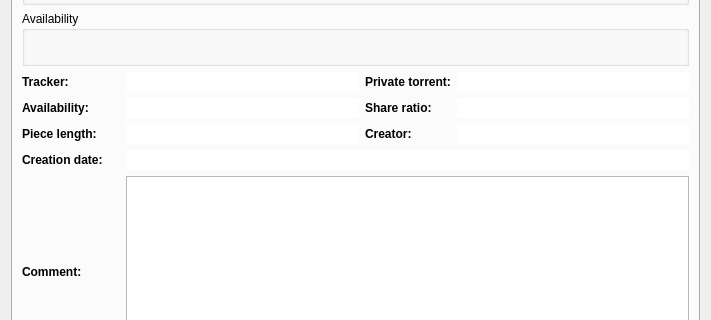
Above: src/engines/TorrentDetailsForm.ui from LubosD/fatrat before the change; both pictures show x 0 to 711 and y 98 to 418 of the 711 by 661 pixel window. Below: the same form after it.
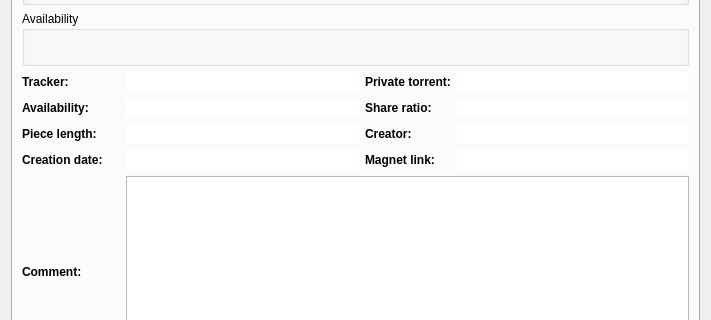
That is the form after the change. Icons and pictures are not drawn. Custom widgets are drawn as their Qt base class.

Commit message: Added a copyable magnet link URL

What changed in the file:
```diff
--- a/src/engines/TorrentDetailsForm.ui
+++ b/src/engines/TorrentDetailsForm.ui
@@ -19,6 +19,14 @@
       <number>0</number>
      </property>
      <widget class="QWidget" name="tab" >
+      <property name="geometry" >
+       <rect>
+        <x>0</x>
+        <y>0</y>
+        <width>689</width>
+        <height>615</height>
+       </rect>
+      </property>
       <attribute name="title" >
        <string>General</string>
       </attribute>
@@ -264,7 +272,7 @@
          </property>
         </widget>
        </item>
-       <item row="6" column="2" colspan="4" >
+       <item row="6" column="2" >
         <widget class="QLineEdit" name="lineCreationDate" >
          <property name="frame" >
           <bool>false</bool>
@@ -307,6 +315,29 @@
          </property>
         </spacer>
        </item>
+       <item row="6" column="3" >
+        <widget class="QLabel" name="label_11" >
+         <property name="font" >
+          <font>
+           <weight>75</weight>
+           <bold>true</bold>
+          </font>
+         </property>
+         <property name="text" >
+          <string>Magnet link:</string>
+         </property>
+        </widget>
+       </item>
+       <item row="6" column="5" >
+        <widget class="QLineEdit" name="lineMagnet" >
+         <property name="frame" >
+          <bool>false</bool>
+         </property>
+         <property name="readOnly" >
+          <bool>true</bool>
+         </property>
+        </widget>
+       </item>
       </layout>
      </widget>
      <widget class="QWidget" name="tab_2" >
```
Left out of the diff: 31 changed lines with no effect on the pictures. The commit also changes 2 other files.
